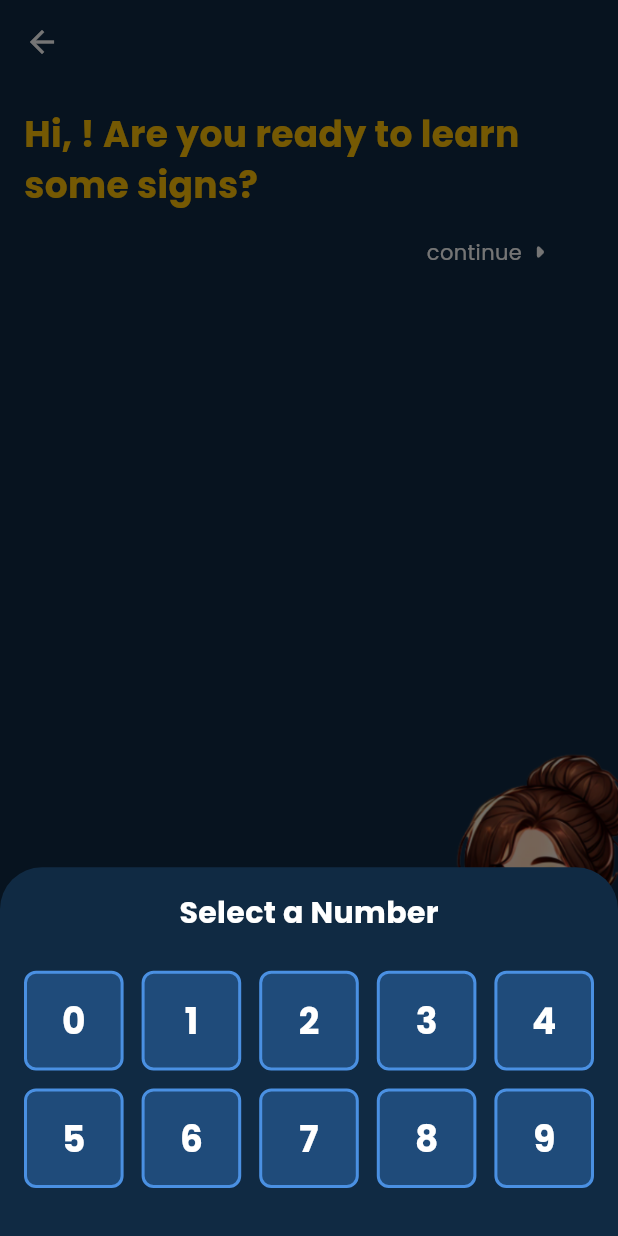
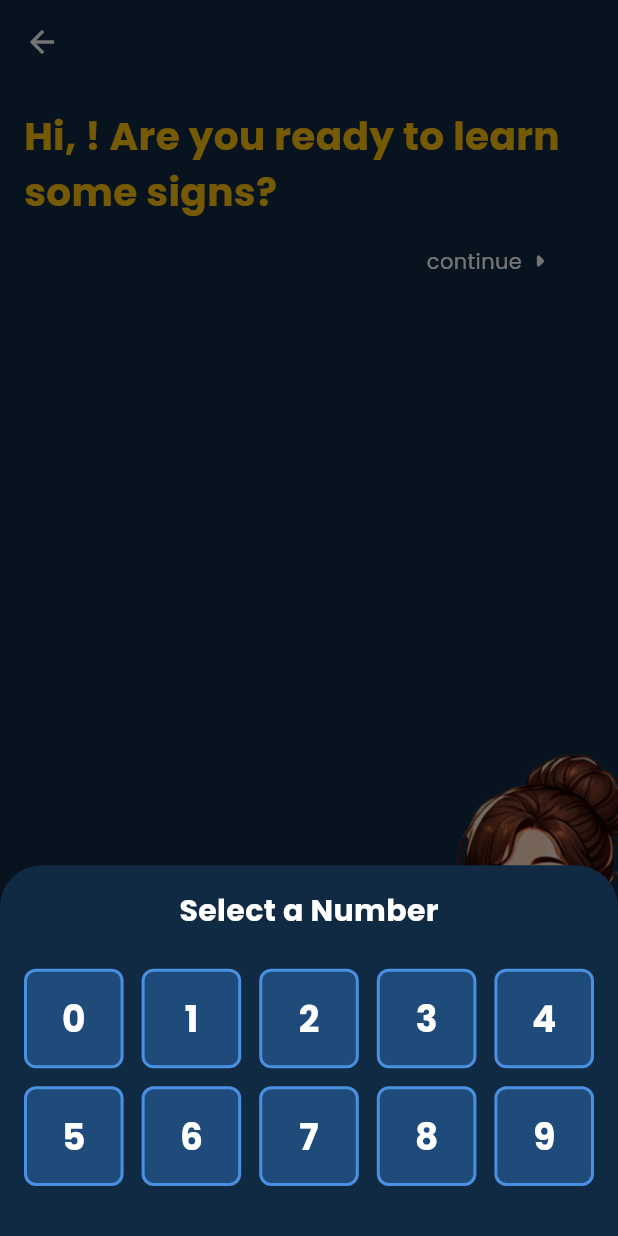
Before and after one commit to PeterDMadrid/Flutter_UI, a Flutter app: the Introduction screen opened directly with empty values, after a tap on "Select Number", on a phone screen of 412 x 824 dp. Run offline on Flutter 3.47's test engine with Material 3 defaults, Android fonts, the light colour scheme and no system bars; drawn by our look-alikes of flutter_animate; our stand-ins replace audioplayers, camera, flutter_secure_storage, lottie, vibration; missing offline and left inert: gif; accounts and stored records are empty; network calls fail; project files that could hold a hidden picture were left out.

Commit message:
Revisions part one

```diff
--- a/lib/base/res/media.dart
+++ b/lib/base/res/media.dart
@@ -8,6 +8,9 @@ class AppMedia {
   static const introductionPoster = '$_baseMedia/introduction_poster.png';
   static const twoDigitsPoster = '$_baseMedia/two_digits_poster.png';
   static const mathLessonPoster = '$_baseMedia/math_lesson_poster.png';
+
+  //logo
+  static const mathandsLogo = '$_baseMedia/logo.png';
 
   //idle character
   static const teacherGif = '$_baseMediaForGif/teacher_talk.gif';
--- a/lib/base/res/styles/app_styles.dart
+++ b/lib/base/res/styles/app_styles.dart
@@ -11,7 +11,7 @@ class AppStyles {
   static TextStyle headLineStyle1 = TextStyle(
       fontSize: 26, fontWeight: FontWeight.bold, color: headlineColor);
   static TextStyle headLineStyle2 = const TextStyle(
-      fontSize: 24, fontWeight: FontWeight.bold, color: Colors.amber);
+      fontSize: 26, fontWeight: FontWeight.bold, color: Colors.amber);
   static TextStyle paragraph1 =
       const TextStyle(fontSize: 21, color: Colors.white);
   static TextStyle paragraph2 =
@@ -27,7 +27,7 @@ class AppStyles {
   static TextStyle lightHeadLineStyle1 = TextStyle(
       fontSize: 26, fontWeight: FontWeight.bold, color: lightHeadlineColor);
   static TextStyle lightHeadLineStyle2 = TextStyle(
-      fontSize: 24, fontWeight: FontWeight.bold, color: Colors.amber[800]);
+      fontSize: 26, fontWeight: FontWeight.bold, color: Colors.amber[800]);
   static TextStyle lightParagraph1 =
       const TextStyle(fontSize: 21, color: Colors.black);
   static TextStyle lightParagraph2 =
--- a/lib/base/widgets/number_selection.dart
+++ b/lib/base/widgets/number_selection.dart
@@ -2,10 +2,12 @@ import 'package:flutter/material.dart';
 
 class NumberSelection extends StatefulWidget {
   final Function(int)? onNumberSelected;
+  final bool isTwoDigit;
 
   const NumberSelection({
     super.key,
     this.onNumberSelected,
+    required this.isTwoDigit,
   });
 
   @override
@@ -23,9 +25,14 @@ class _NumberSelectionState extends State<NumberSelection> {
       onPressed: () {
         showModalBottomSheet(
           context: context,
+          isScrollControlled: true,
           backgroundColor: const Color(0xFF102A43),
           builder: (BuildContext context) {
             return Container(
+              constraints: BoxConstraints(
+                maxHeight: MediaQuery.of(context).size.height *
+                    (widget.isTwoDigit ? 0.7 : 0.3),
+              ),
               padding: const EdgeInsets.all(16),
               child: Column(
                 mainAxisSize: MainAxisSize.min,
@@ -39,20 +46,21 @@ class _NumberSelectionState extends State<NumberSelection> {
                     ),
                   ),
                   const SizedBox(height: 24),
-                  GridView.builder(
+                  Expanded(
+                    child: GridView.builder(
                       shrinkWrap: true,
-                    physics: const NeverScrollableScrollPhysics(),
                       gridDelegate:
                           const SliverGridDelegateWithFixedCrossAxisCount(
                         crossAxisCount: 5,
                         crossAxisSpacing: 12,
                         mainAxisSpacing: 12,
                       ),
-                    itemCount: 10,
+                      itemCount: widget.isTwoDigit ? 89 : 10,
                       itemBuilder: (context, index) {
+                        final number = widget.isTwoDigit ? index + 11 : index;
                         return InkWell(
                           onTap: () {
-                          widget.onNumberSelected?.call(index);
+                            widget.onNumberSelected?.call(number);
                             Navigator.pop(context);
                           },
                           child: Container(
@@ -66,7 +74,7 @@ class _NumberSelectionState extends State<NumberSelection> {
                             ),
                             child: Center(
                               child: Text(
-                              index.toString(),
+                                number.toString(),
                                 style: const TextStyle(
                                   fontSize: 24,
                                   fontWeight: FontWeight.bold,
@@ -77,6 +85,7 @@ class _NumberSelectionState extends State<NumberSelection> {
                           ),
                         );
                       },
+                    ),
                   ),
                   const SizedBox(height: 16),
                 ],
--- a/lib/screens/lesson/modules/introduction/Introduction_screen.dart
+++ b/lib/screens/lesson/modules/introduction/Introduction_screen.dart
@@ -198,6 +198,7 @@ class _IntroductionState extends State<Introduction>
                     left: 16,
                     bottom: 16,
                     child: NumberSelection(
+                      isTwoDigit: false,
                       onNumberSelected: _controller.handleNumberSelection,
                     ),
                   ),
--- a/lib/screens/profile/profile_screen.dart
+++ b/lib/screens/profile/profile_screen.dart
@@ -603,7 +603,7 @@ class _ProfileScreenState extends State<ProfileScreen>
         child: Column(
           children: [
             Text(
-              "Total Scores",
+              "Average Score",
               style: isDarkMode
                   ? AppStyles.headLineStyle2
                   : AppStyles.lightHeadLineStyle2,
```
Also changed, not shown: lib/screens/lesson/modules/two_digits_screen.dart (+52 -5 lines), lib/splash_screen.dart (+21 -8 lines), assets/images/logo.png (added). Lines whose indentation alone changed are shown as unchanged.
